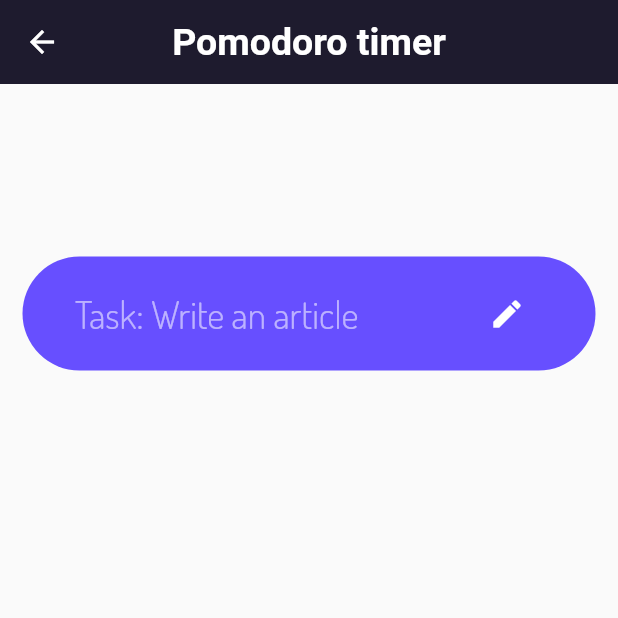
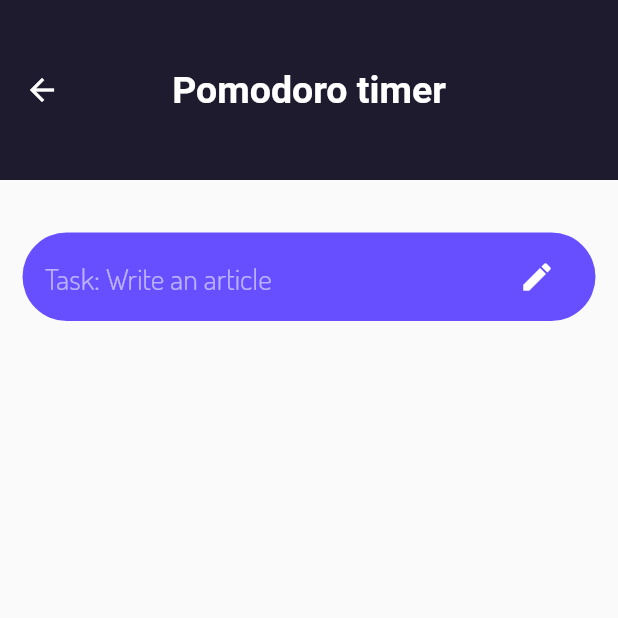
Before and after one commit to selimokten/pofo_focus, a Flutter app: the HomeView screen opened directly, on a phone screen of 412 x 824 dp, the top half of it. Run offline on Flutter 3.47's test engine with Material 2 defaults, Android fonts, the phone set to English and light mode, and no system bars; our stand-ins replace device_preview.

Commit message:
Files Upload

```diff
--- a/lib/constants.dart
+++ b/lib/constants.dart
@@ -3,6 +3,7 @@ import 'package:flutter/material.dart';
 const Color kBackGroundColor = Color(0xFF1E1B2E);
 const Color kSecondColor = Color(0xFF674FFF);
 const Color kHintTextColor = Color(0x8FFFFFFF);
+const Color kTextColor = Color(0xFFFFFFFF);
 
 const TextStyle kAppBarTextStyle = TextStyle(
   fontSize: 25.0,
@@ -11,9 +12,14 @@ const TextStyle kAppBarTextStyle = TextStyle(
 );
 
 const TextStyle kMainTextStyle = TextStyle(
-  fontSize: 25.0,
+  fontSize: 20.0,
+  color: kTextColor,
+  fontFamily: 'Dosis',
+);
+
+const TextStyle kHintTextStyle = TextStyle(
+  fontSize: 20.0,
   color: kHintTextColor,
   fontFamily: 'Dosis',
   fontWeight: FontWeight.w100,
-
 );
--- /dev/null
+++ b/lib/core/utils/sizer.dart
@@ -0,0 +1,15 @@
+import 'package:flutter/material.dart';
+
+class Sizer {
+  static getOrientation(BuildContext context) {
+    return MediaQuery.of(context).orientation;
+  }
+
+  static getH(BuildContext context) {
+    return MediaQuery.of(context).size.height;
+  }
+
+  static getW(BuildContext context) {
+    return MediaQuery.of(context).size.width;
+  }
+}
--- a/lib/routes/app_routes.dart
+++ b/lib/routes/app_routes.dart
@@ -5,7 +5,7 @@ import '../views/profile_view.dart';
 
 class AppRoutes {
   static Map<String, Widget Function(BuildContext)> router = {
-    "/homeView": (context) => const HomeView(),
+    "/": (context) => const HomeView(),
     "/settingsView": (context) => const SettingsView(),
     "/profileView": (context) => const ProfileView(),
   };
--- a/lib/views/home_view.dart
+++ b/lib/views/home_view.dart
@@ -14,6 +14,7 @@ class _HomeViewState extends State<HomeView> {
   Widget build(BuildContext context) {
     return Scaffold(
       appBar: AppBar(
+        toolbarHeight: 120,
         title: const Text(
           'Pomodoro timer',
           style: kAppBarTextStyle,
@@ -23,11 +24,12 @@ class _HomeViewState extends State<HomeView> {
             DefaultThemes.defaultThemeData().scaffoldBackgroundColor,
         elevation: 0,
       ),
-      body: SizedBox.expand(
-        child: Column(
+      body: Column(
         crossAxisAlignment: CrossAxisAlignment.center,
         children: [
-            const SizedBox(height: 100.0,),
+          const SizedBox(
+            height: 20.0,
+          ),
           Padding(
             padding: const EdgeInsets.all(15.0),
             child: Container(
@@ -35,24 +37,32 @@ class _HomeViewState extends State<HomeView> {
                 borderRadius: BorderRadius.circular(100),
                 color: kSecondColor,
               ),
-                child: const Padding(
-                  padding: EdgeInsets.symmetric(vertical: 10, horizontal: 35),
+              // Creating a Text Field for user to enter a TASK
+              child: Padding(
+                padding:
+                    const EdgeInsets.symmetric(vertical: 5, horizontal: 15),
                 child: TextField(
                   showCursor: false,
-                    decoration: InputDecoration(
+                  decoration: const InputDecoration(
                     border: InputBorder.none,
                     hintText: 'Task: Write an article',
-                      hintStyle: kMainTextStyle,
-                      suffixIcon: Icon(Icons.edit, color: Colors.white,),
+                    hintStyle: kHintTextStyle,
+                    suffixIcon: Icon(
+                      Icons.edit,
+                      color: Colors.white,
+                    ),
                   ),
                   style: kMainTextStyle,
+                  // Hold Value
+                  onChanged: (value) {
+
+                  },
                 ),
               ),
             ),
           ),
         ],
       ),
-      ),
     );
   }
 }
```
Lines whose indentation alone changed are shown as unchanged.
